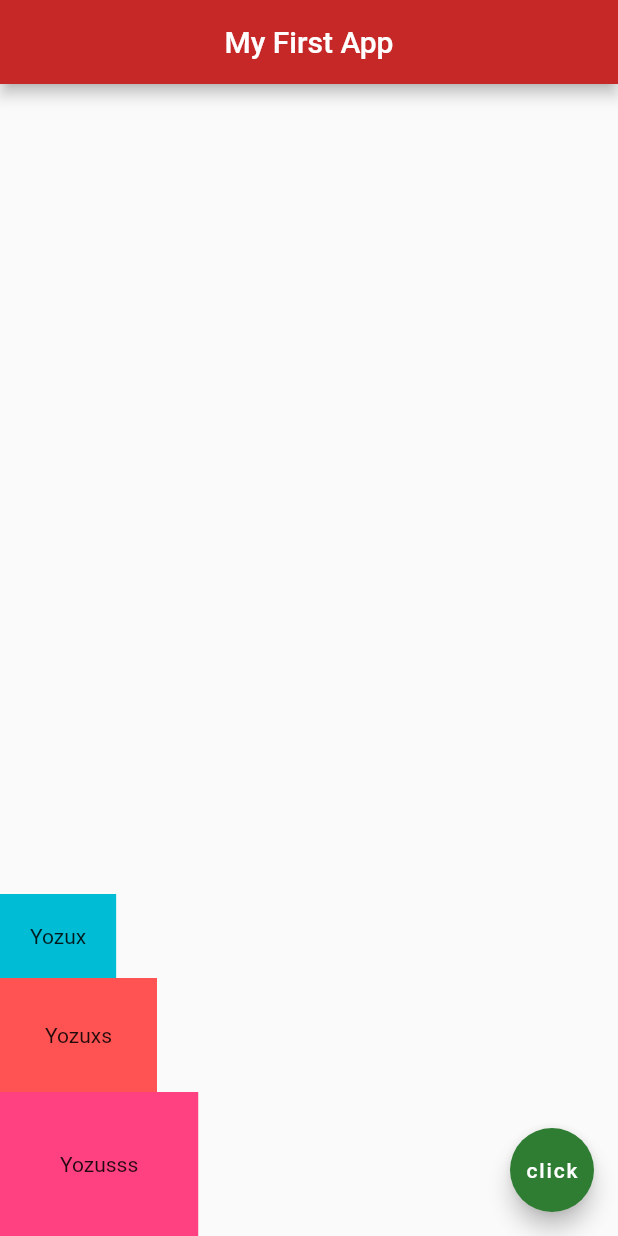
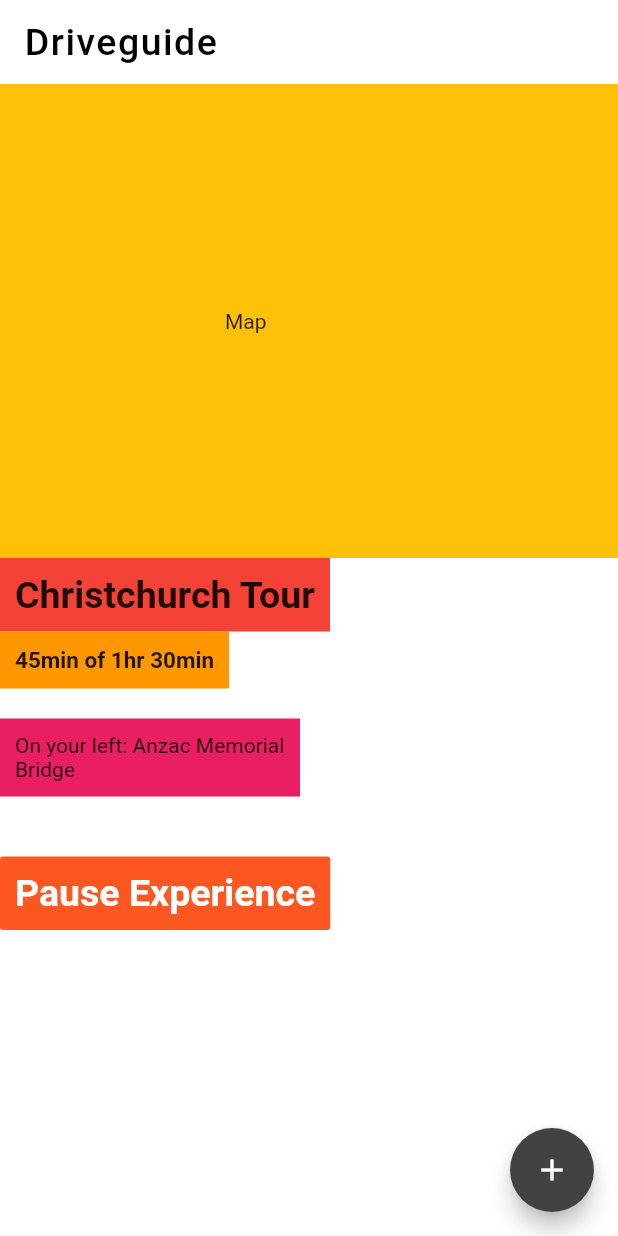
Before and after one commit to leftlyk/Driveguide, a Flutter app: the screen it shows after launch, on a phone screen of 412 x 824 dp. Run offline on Flutter 3.47's test engine with Material 2 defaults, Android fonts, the phone set to English and light mode, and no system bars.

Commit message:
First Feature Page Wireframe

```diff
--- a/lib/main.dart
+++ b/lib/main.dart
@@ -4,42 +4,90 @@ void main() => runApp(MaterialApp(
   home: Home(),
 ));
 
-class Home extends StatelessWidget {
+class Home extends StatefulWidget {
   const Home({Key? key}) : super(key: key);
+
+  @override
+  State<Home> createState() => _HomeState();
+}
+
+class _HomeState extends State<Home> {
+
+  int userLevel = 0;
 
   @override
   Widget build(BuildContext context) {
     return Scaffold(
+      backgroundColor: Colors.white,
       appBar: AppBar(
-        title: Text('My First App'),
-        centerTitle: true,
-        backgroundColor: Colors.red[800],
+        title: Text('Driveguide',
+          style: TextStyle(
+            color: Colors.black,
+            fontSize: 25,
+            letterSpacing: 1.0,
+          ),
+        ),
+        backgroundColor: Colors.white,
+        elevation: 0.0,
+      ),
+      floatingActionButton: FloatingActionButton(
+        onPressed: () {
+          setState(() {
+            userLevel += 1;
+          });
+        },
+        child: Icon(Icons.add),
+        backgroundColor: Colors.grey[800],
       ),
       body: Column(
-        mainAxisAlignment: MainAxisAlignment.end,
           crossAxisAlignment: CrossAxisAlignment.start,
           children: <Widget>[
-          Container(
-            padding: EdgeInsets.all(20.0),
-            color: Colors.cyan,
-            child: Text('Yozux'),
+            FractionallySizedBox(
+              widthFactor: 1.0,
+              child: Container(
+                color: Colors.amber,
+                padding: EdgeInsets.all(150.0),
+                child: Text('Map'),
+              ),
             ),
             Container(
-            padding: EdgeInsets.all(30.0),
-            color: Colors.redAccent,
-            child: Text('Yozuxs'),
+              color: Colors.red,
+              padding: EdgeInsets.all(10.0),
+              child: Text('Christchurch Tour', style: TextStyle(
+                fontSize: 25.0,
+                fontWeight: FontWeight.bold,
+              ),
+              ),
             ),
             Container(
-            padding: EdgeInsets.all(40.0),
-            color: Colors.pinkAccent,
-            child: Text('Yozusss'),
+              color: Colors.orange,
+              padding: EdgeInsets.all(10.0),
+              child: Text('45min of 1hr 30min', style: TextStyle(
+                fontSize: 15.0,
+                fontWeight: FontWeight.bold,
+              ),
+              ),
+            ),
+            SizedBox(height: 20.0),
+            Container(
+              color: Colors.pink,
+              padding: EdgeInsets.all(10.0),
+              width: 200,
+              child: Text('On your left: Anzac Memorial Bridge'),
+            ),
+            SizedBox(height: 40.0),
+            FlatButton(
+              onPressed: () {},
+              color: Colors.deepOrange,
+              padding: EdgeInsets.all(10.0),
+              child: Text('Pause Experience', style: TextStyle(
+                fontWeight: FontWeight.bold,
+                color: Colors.white,
+                fontSize: 25.0,
+                ),
+              ),
             ),
           ],
-      ),
-      floatingActionButton: FloatingActionButton(
-        onPressed: () {},
-        child: Text('click'),
-        backgroundColor: Colors.green[800],
         ),
     );
   }
```
Lines whose indentation alone changed are shown as unchanged.
